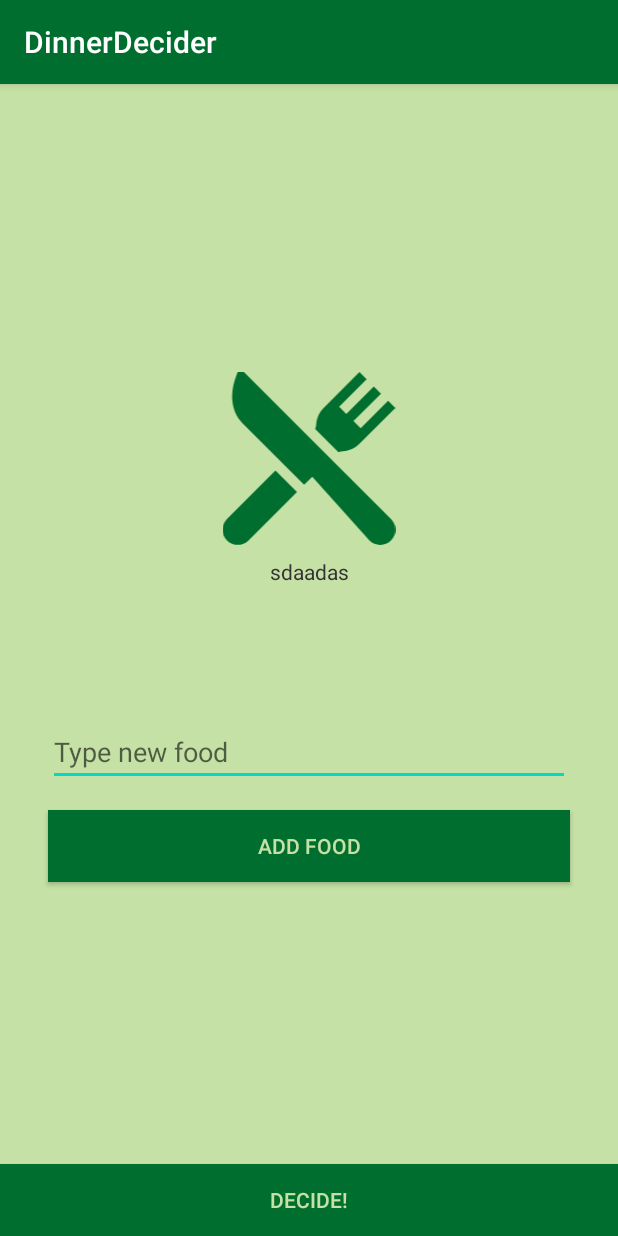
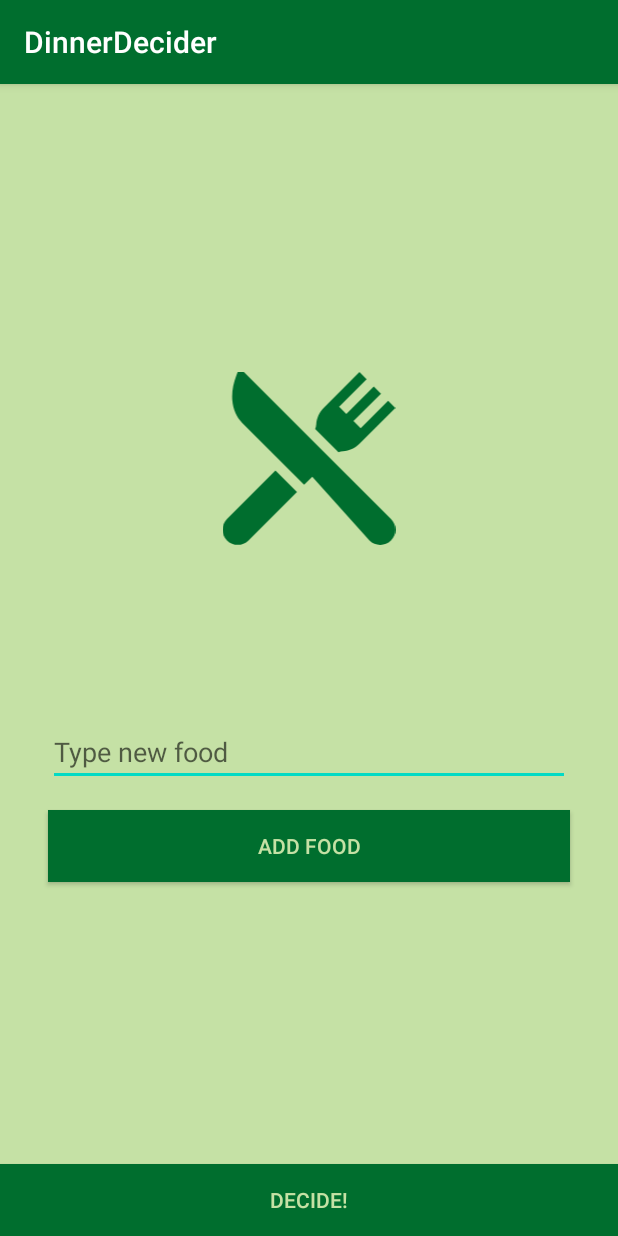
Before and after one commit to RowickaM/fooddecider, an Android app: the screen it shows after launch (MainActivity), on a phone screen of 412 x 824 dp. Run offline under Robolectric (Android 15) with nearby library versions, the light colour scheme and no system bars.

```diff
--- a/app/src/main/res/layout/activity_main.xml
+++ b/app/src/main/res/layout/activity_main.xml
@@ -61,7 +61,6 @@
         android:layout_width="wrap_content"
         android:layout_height="wrap_content"
         android:layout_marginTop="8dp"
-        android:text="sdaadas"
         app:layout_constraintEnd_toEndOf="parent"
         app:layout_constraintStart_toStartOf="parent"
         app:layout_constraintTop_toBottomOf="@+id/imageView" />
```
